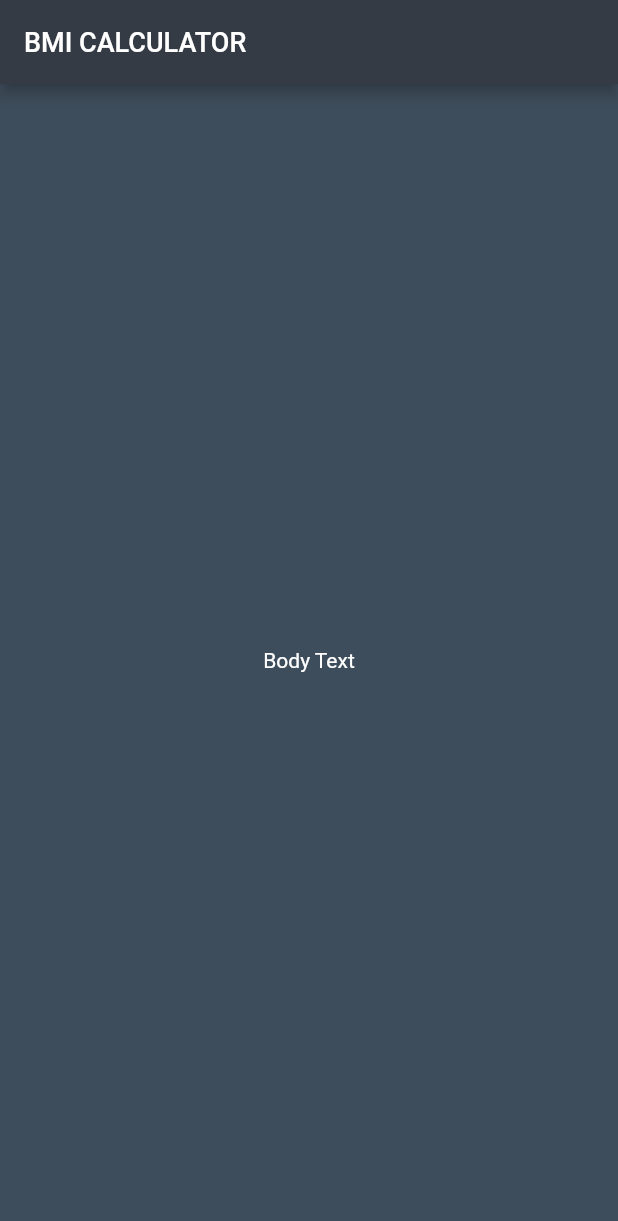
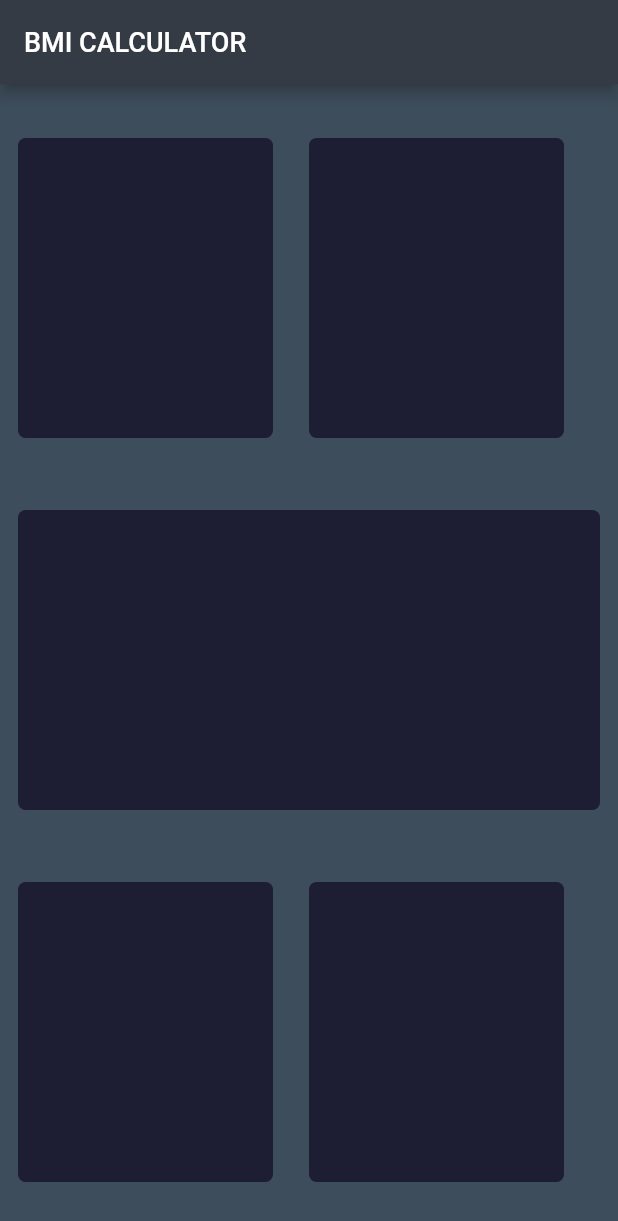
Before and after one commit to san-jayy/bmi_calculator, a Flutter app: the screen it shows after launch, on a phone screen of 412 x 824 dp. Shown: the top 1221 px of the screen. Run offline on Flutter 3.47's test engine with Material 2 defaults, Android fonts, the phone set to English and light mode, and no system bars.

Commit message:
created body containers according to app requirement

```diff
--- a/lib/input_page.dart
+++ b/lib/input_page.dart
@@ -16,8 +16,74 @@ class _InputPageState extends State<InputPage> {
           style: TextStyle(fontSize: 18),
         ),
       ),
-      body: Center(
-        child: Text('Body Text'),
+      // body: Container(
+      //   height: 200.0,
+      //   width: 170.0,
+      //   margin: EdgeInsets.all(12),
+      //   decoration: BoxDecoration(
+      //       color: Color(0xFF1D1E33), borderRadius: BorderRadius.circular(5)),
+      // ),
+      body: Column(
+        children: [
+          Expanded(
+            child: Row(
+              children: [
+                Container(
+                  height: 200.0,
+                  width: 170.0,
+                  margin: EdgeInsets.all(12),
+                  decoration: BoxDecoration(
+                      color: Color(0xFF1D1E33),
+                      borderRadius: BorderRadius.circular(5)),
+                ),
+                Container(
+                  height: 200.0,
+                  width: 170.0,
+                  margin: EdgeInsets.all(12),
+                  decoration: BoxDecoration(
+                      color: Color(0xFF1D1E33),
+                      borderRadius: BorderRadius.circular(5)),
+                ),
+              ],
+            ),
+          ),
+          Row(
+            children: [
+              Expanded(
+                child: Container(
+                  height: 200.0,
+                  // width: 170.0,
+                  margin: EdgeInsets.all(12),
+                  decoration: BoxDecoration(
+                      color: Color(0xFF1D1E33),
+                      borderRadius: BorderRadius.circular(5)),
+                ),
+              )
+            ],
+          ),
+          Expanded(
+            child: Row(
+              children: [
+                Container(
+                  height: 200.0,
+                  width: 170.0,
+                  margin: EdgeInsets.all(12),
+                  decoration: BoxDecoration(
+                      color: Color(0xFF1D1E33),
+                      borderRadius: BorderRadius.circular(5)),
+                ),
+                Container(
+                  height: 200.0,
+                  width: 170.0,
+                  margin: EdgeInsets.all(12),
+                  decoration: BoxDecoration(
+                      color: Color(0xFF1D1E33),
+                      borderRadius: BorderRadius.circular(5)),
+                ),
+              ],
+            ),
+          ),
+        ],
       ),
     );
   }
```
